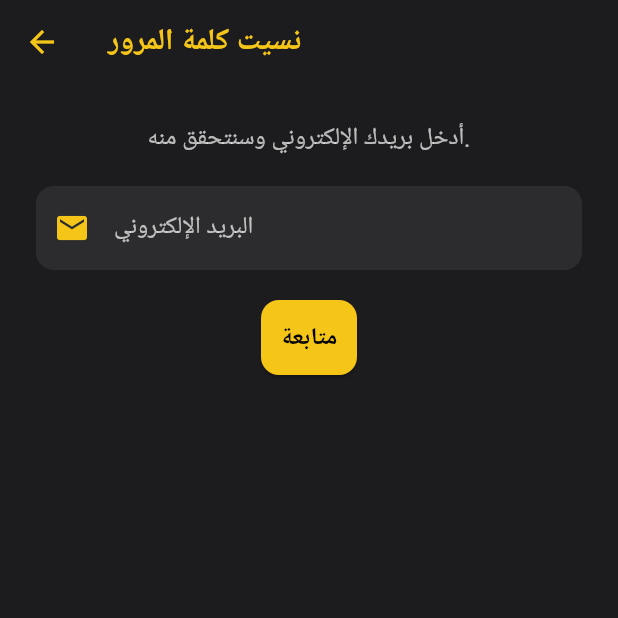
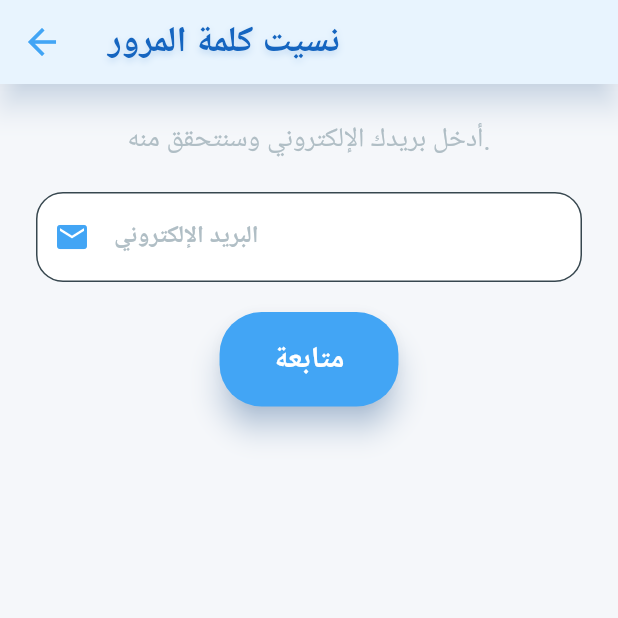
Before and after one commit to Fayezdarwish/expo_master, a Flutter app: the screen it shows after launch, after a tap on "نسيت كلمة المرور؟", on a phone screen of 412 x 824 dp, the top half of it. Run offline on Flutter 3.47's test engine with Material 3 defaults, Android fonts, the light colour scheme and no system bars; our stand-ins replace dio, shared_preferences; network calls fail; Roboto replaces fonts that are missing (OpenSans).

Commit message:
request_history.dart

```diff
--- a/lib/config/theme.dart
+++ b/lib/config/theme.dart
@@ -1,62 +1,144 @@
 import 'package:flutter/material.dart';
 
 class AppTheme {
+  // ألوان متدرجة طبيعية بين الفاتح والداكن
+  static const Color blueLight = Color(0xFF90CAF9);
+  static const Color blueMedium = Color(0xFF42A5F5);
+  static const Color blueDark = Color(0xFF1565C0);
+  static const Color grayLight = Color(0xFFF5F7FA);
+  static const Color grayMedium = Color(0xFFB0BEC5);
+  static const Color grayDark = Color(0xFF37474F);
+  static const Color accentYellow = Color(0xFFF9A825);
+
   static final themeData = ThemeData(
-      brightness: Brightness.dark, //  استخدام الثيم الداكن للتطبيق بالكامل
+    brightness: Brightness.light,
+    scaffoldBackgroundColor: grayLight,
+    fontFamily: 'OpenSans',
 
-      primaryColor: const Color(0xFFF5C518), //  اللون الأساسي (الأصفر المستخدم في الأزرار والعناصر البارزة)
+    colorScheme: ColorScheme.light(
+      primary: blueMedium,
+      primaryContainer: blueDark,
+      secondary: accentYellow,
+      surface: Colors.white,
+      background: grayLight,
+      onPrimary: Colors.white,
+      onSecondary: Colors.black87,
+      onSurface: grayDark,
+    ),
 
-      scaffoldBackgroundColor: const Color(0xFF1C1C1E), //  لون خلفية الشاشة بالكامل
+    appBarTheme: AppBarTheme(
+      backgroundColor: Colors.white,
+      elevation: 8,
+      shadowColor: blueDark.withOpacity(0.3),
+      titleTextStyle: TextStyle(
+        fontSize: 24,
+        fontWeight: FontWeight.bold,
+        color: blueDark,
+        letterSpacing: 1.3,
+        shadows: [
+          Shadow(
+            color: blueDark.withOpacity(0.2),
+            offset: Offset(0, 2),
+            blurRadius: 6,
+          ),
+        ],
+      ),
+      iconTheme: IconThemeData(color: blueMedium, size: 28),
+    ),
 
-      appBarTheme: const AppBarTheme(
-        backgroundColor: Color(0xFF1C1C1E), //  لون خلفية AppBar (مطابق لخلفية التطبيق)
-        elevation: 0, //  إلغاء الظل لجعل AppBar مسطحة
-        titleTextStyle: TextStyle(
-          color: Color(0xFFF5C518), //  لون عنوان AppBar (نفس اللون الأساسي)
-          fontSize: 20, // 🔠 حجم خط العنوان
-          fontWeight: FontWeight.bold, // 🔤 جعل الخط عريض
+    textTheme: TextTheme(
+      titleLarge: TextStyle(
+        color: grayDark,
+        fontSize: 28,
+        fontWeight: FontWeight.w900,
+        letterSpacing: 1.1,
+        shadows: [
+          Shadow(
+            color: Colors.black12,
+            offset: Offset(0, 2),
+            blurRadius: 5,
           ),
-        iconTheme: IconThemeData(
-          color: Color(0xFFF5C518), //  لون أيقونات AppBar مثل سهم الرجوع أو القائمة
+        ],
+      ),
+      bodyMedium: TextStyle(
+        color: grayMedium,
+        fontSize: 18,
+        height: 1.5,
+        letterSpacing: 0.3,
+      ),
+      labelMedium: TextStyle(color: grayMedium.withOpacity(0.7), fontSize: 14),
+    ),
+
+    inputDecorationTheme: InputDecorationTheme(
+      filled: true,
+      fillColor: Colors.white,
+      labelStyle: TextStyle(color: grayMedium, fontWeight: FontWeight.w600),
+      hintStyle: TextStyle(color: grayMedium.withOpacity(0.6), fontStyle: FontStyle.italic),
+      border: OutlineInputBorder(
+        borderRadius: BorderRadius.circular(18),
+        borderSide: BorderSide(color: grayMedium.withOpacity(0.4), width: 1.5),
+      ),
+      focusedBorder: OutlineInputBorder(
+        borderRadius: BorderRadius.circular(18),
+        borderSide: BorderSide(color: blueMedium, width: 3),
+      ),
+      prefixIconColor: blueMedium,
+      suffixIconColor: grayMedium,
+      contentPadding: EdgeInsets.symmetric(vertical: 18, horizontal: 22),
+    ),
+
+    elevatedButtonTheme: ElevatedButtonThemeData(
+      style: ButtonStyle(
+        padding: MaterialStateProperty.all(
+          EdgeInsets.symmetric(vertical: 18, horizontal: 36),
+        ),
+
+        // تدرج متحرك عند التفاعل باستخدام Decoration داخل زر مخصص
+        backgroundColor: MaterialStateProperty.resolveWith<Color>((states) {
+          if (states.contains(MaterialState.pressed)) {
+            return blueDark;
+          } else if (states.contains(MaterialState.hovered)) {
+            return blueMedium.withOpacity(0.85);
+          } else if (states.contains(MaterialState.focused)) {
+            return blueMedium.withOpacity(0.9);
+          }
+          return blueMedium;
+        }),
+
+        foregroundColor: MaterialStateProperty.all(Colors.white),
+
+        textStyle: MaterialStateProperty.all(TextStyle(
+          fontSize: 20,
+          fontWeight: FontWeight.bold,
+          letterSpacing: 1.3,
+        )),
+
+        shape: MaterialStateProperty.all(
+          RoundedRectangleBorder(borderRadius: BorderRadius.circular(28)),
+        ),
+
+        elevation: MaterialStateProperty.resolveWith<double>((states) {
+          if (states.contains(MaterialState.pressed)) return 14;
+          if (states.contains(MaterialState.hovered)) return 10;
+          if (states.contains(MaterialState.focused)) return 12;
+          return 8;
+        }),
+
+        shadowColor: MaterialStateProperty.all(blueDark.withOpacity(0.5)),
       ),
     ),
 
-      textTheme: const TextTheme(
-        titleLarge: TextStyle(
-          color: Colors.white, //  لون العناوين الرئيسية
-          fontSize: 24, // حجم الخط الرئيسي
-          fontWeight: FontWeight.bold, //  عريض
-        ),
-        bodyMedium: TextStyle(
-          color: Colors.white70, //  لون النصوص الثانوية (رمادي فاتح)
-          fontSize: 16, //  حجم مناسب لقراءة مريحة
-        ),
+    floatingActionButtonTheme: FloatingActionButtonThemeData(
+      backgroundColor: blueMedium,
+      elevation: 16,
+      hoverElevation: 20,
+      splashColor: blueDark.withOpacity(0.3),
+      shape: RoundedRectangleBorder(borderRadius: BorderRadius.circular(50)),
     ),
 
-      inputDecorationTheme: InputDecorationTheme(
-        filled: true, // تعبئة حقل الإدخال بلون الخلفية المحدد
-        fillColor: Color(0xFF2C2C2E), //  لون خلفية الحقول
-        labelStyle: TextStyle(color: Colors.white70), //  لون النص التوضيحي للحقول
-        border: OutlineInputBorder(
-          borderRadius: BorderRadius.all(Radius.circular(12)), //  جعل الحواف دائرية
-          borderSide: BorderSide.none, //  لا حدود ظاهرة للحقول
-        ),
-        prefixIconColor: Color(0xFFF5C518), //  لون الأيقونات داخل حقول الإدخال
-      ),
+    splashColor: blueMedium.withOpacity(0.3),
+    highlightColor: blueDark.withOpacity(0.15),
 
-      elevatedButtonTheme: ElevatedButtonThemeData(
-        style: ElevatedButton.styleFrom(
-          backgroundColor: Color(0xFFF5C518), //  لون خلفية الأزرار
-          foregroundColor: Colors.black, //  لون النص داخل الزر
-          padding: const EdgeInsets.symmetric(vertical: 14), //  مساحة داخلية رأسية للزر
-          textStyle: const TextStyle(
-            fontSize: 16, //  حجم الخط داخل الأزرار
-            fontWeight: FontWeight.w600, // وزن الخط متوسط إلى عريض
-          ),
-          shape: RoundedRectangleBorder(
-            borderRadius: BorderRadius.circular(12), // جعل الزر بحواف دائرية
-          ),
-        ),
-      ),
+    iconTheme: IconThemeData(color: blueMedium, size: 28),
   );
 }
--- a/lib/main.dart
+++ b/lib/main.dart
@@ -8,6 +8,8 @@ import 'package:expo_master/screens_login_and_registar/forgot_password_screen.da
 import 'package:expo_master/screens_login_and_registar/reset_password_screen.dart';
 
 // شاشات المسؤول (Admin)
+import 'Exhibitor/CreateWingPage.dart';
+import 'Exhibitor/SelectDepartmentPage.dart';
 import 'Features/create_department_screen.dart';
 import 'Features/manage_departments_screen.dart';
 import 'Features/sinup_screen_for_manger_section.dart';
@@ -64,6 +66,8 @@ class ExpoMasterApp extends StatelessWidget {
         '/exhibitor/request-form': (context) => ExhibitorRequestFormPage(),
         '/exhibitor/request-status': (context) => RequestStatusPage(),
         '/exhibitor/rent-payment': (context) => RentPaymentPage(),
+        '/exhibitor/CreateWingPage': (context) => CreateWingPage(),
+        '/exhibitor/SelectDepartmentPage': (context) => SelectDepartmentPage(),
 
         // 🌐 الزائر (صفحة مؤقتة)
         '/visitor/home': (context) => const Placeholder(),
```
Also changed, not shown: lib/Exhibitor1/exhibitor_dashboard.dart (added, +80 -0 lines), lib/Exhibitor1/request_form.dart (added, +111 -0 lines), lib/Exhibitor1/request_status.dart (added, +58 -0 lines), lib/Exhibitor1/request_history.dart (added), lib/visitor/api/visitor_api.dart (indentation only). Lines whose indentation alone changed are shown as unchanged.
